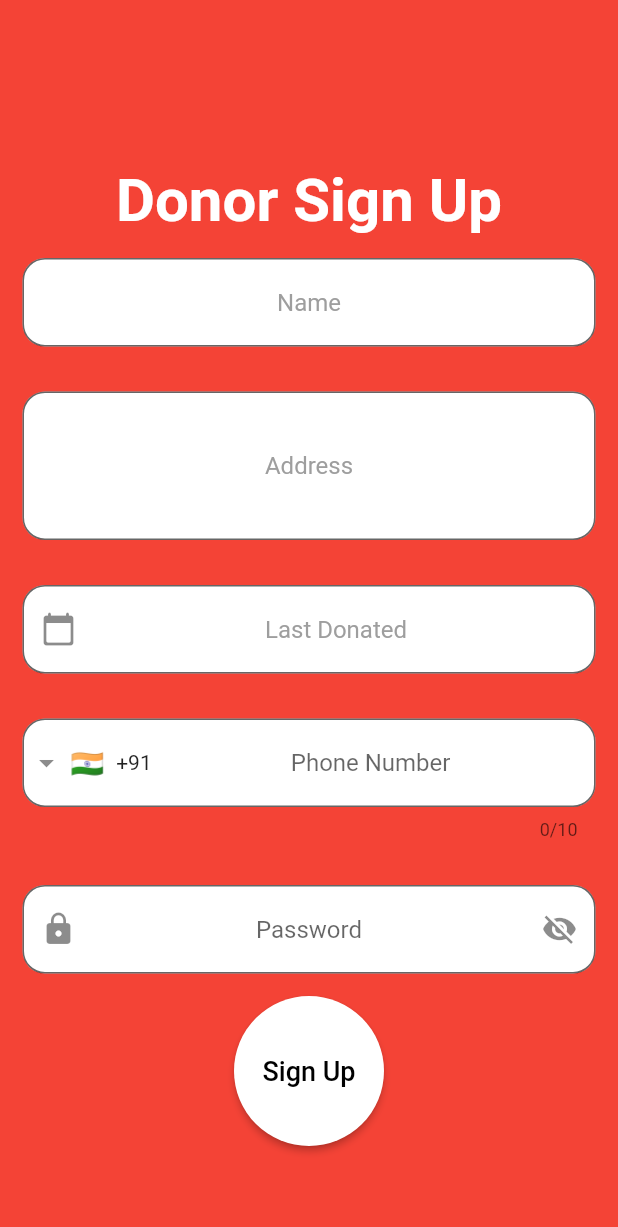
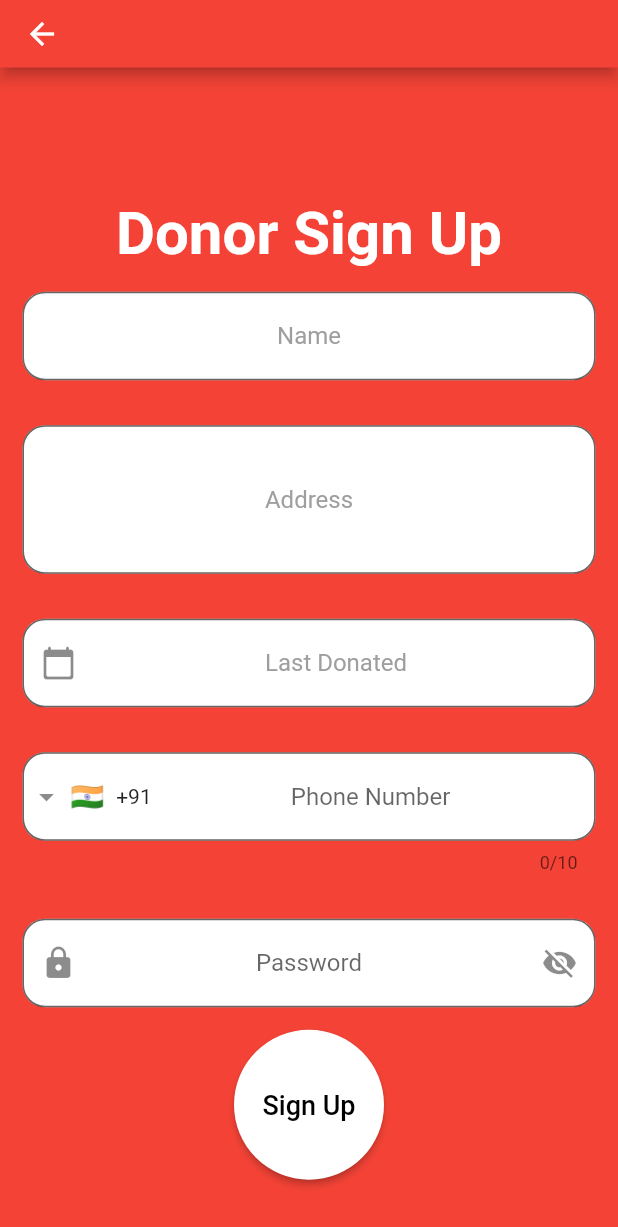
Before and after one commit to athulll7/EBloodBank, a Flutter app: the Donor_signup_screen screen opened directly, on a phone screen of 412 x 824 dp. Shown: the top 1227 px of the screen. Run offline on Flutter 3.47's test engine with Material 2 defaults, Android fonts, the phone set to English and light mode, and no system bars; drawn by our look-alikes of intl_phone_field.

Commit message:
Ninth commit

```diff
--- a/lib/donor_sign_up_screen.dart
+++ b/lib/donor_sign_up_screen.dart
@@ -12,11 +12,17 @@ class Donor_signup_screen extends StatefulWidget {
 
 
 class _Donor_signup_screenState extends State<Donor_signup_screen> {
+  DateTime date=DateTime(2022,01,14);
+
   bool _isObscure=true;
-   DateTime _date= DateTime(2100);
+
   @override
   Widget build(BuildContext context) { //git init git add . git commit -m "fifth commit"   git config --global user.name "Rahulckoovara"   git remote add origin https://github.com/athulll7/EBloodBank.git
     return Scaffold(
+      appBar: AppBar(backgroundColor: Colors.red,
+      toolbarHeight: 45),
+
+
       resizeToAvoidBottomInset: true,               //git push origin
       backgroundColor: Colors.red,
       body: SafeArea(
@@ -53,7 +59,10 @@ class _Donor_signup_screenState extends State<Donor_signup_screen> {
                Padding(
                 padding: const EdgeInsets.all(15.0),
                 child: Container(
-                  child: TextFormField( style: TextStyle(color: Colors.black),
+                  child: TextFormField(
+                    keyboardType: TextInputType.multiline,
+                    maxLines:null,
+                    style: TextStyle(color: Colors.black),
                     decoration: InputDecoration(border: OutlineInputBorder(borderRadius: BorderRadius.circular(15)),
                     contentPadding: EdgeInsets.symmetric(vertical: 40),
                     filled: true,
@@ -82,7 +91,17 @@ class _Donor_signup_screenState extends State<Donor_signup_screen> {
                     hintStyle: TextStyle(color: Colors.grey),
                     fillColor: Colors.white
                     ),textAlign: TextAlign.center,
-                   /* onTap: () async{
+                   onTap: () async{
+                  DateTime? newDate = await showDatePicker(
+                    context: context, initialDate: date, firstDate: DateTime(2010), lastDate: DateTime(2100)
+                    );
+                    if (newDate != null)
+                   setState(() {
+                         date.toString();
+                   });
+
+                }
+                    /*async{
 
                       final _date =await
          showDatePicker(
@@ -90,15 +109,15 @@ class _Donor_signup_screenState extends State<Donor_signup_screen> {
        initialDate: new DateTime.now(),
        firstDate: new DateTime(2000),
        lastDate: new DateTime(2100));
-   if (_date != null)
+   if (newDate != null)
      setState(() {
-       _date.toString();
+       date.toString();
 
      }
      );
 
-      _date= _newDate;
-       //date.text = DateFormat.('yyyy-mm-dd')
+      date= newDate;
+       date.text = DateFormat.('yyyy-mm-dd')
        }
      );*/
 
--- a/lib/requests_screen.dart
+++ b/lib/requests_screen.dart
@@ -85,6 +85,7 @@ class Requests_screen extends StatelessWidget {
                     fillColor: Colors.white,
                     filled: true,
                   ),
+               initialCountryCode: 'IN',
                 ),
               ),
               SizedBox(
```
Also changed, not shown: lib/blood_bank_sign_up_screen.dart (+10 -2 lines), pubspec.lock.
